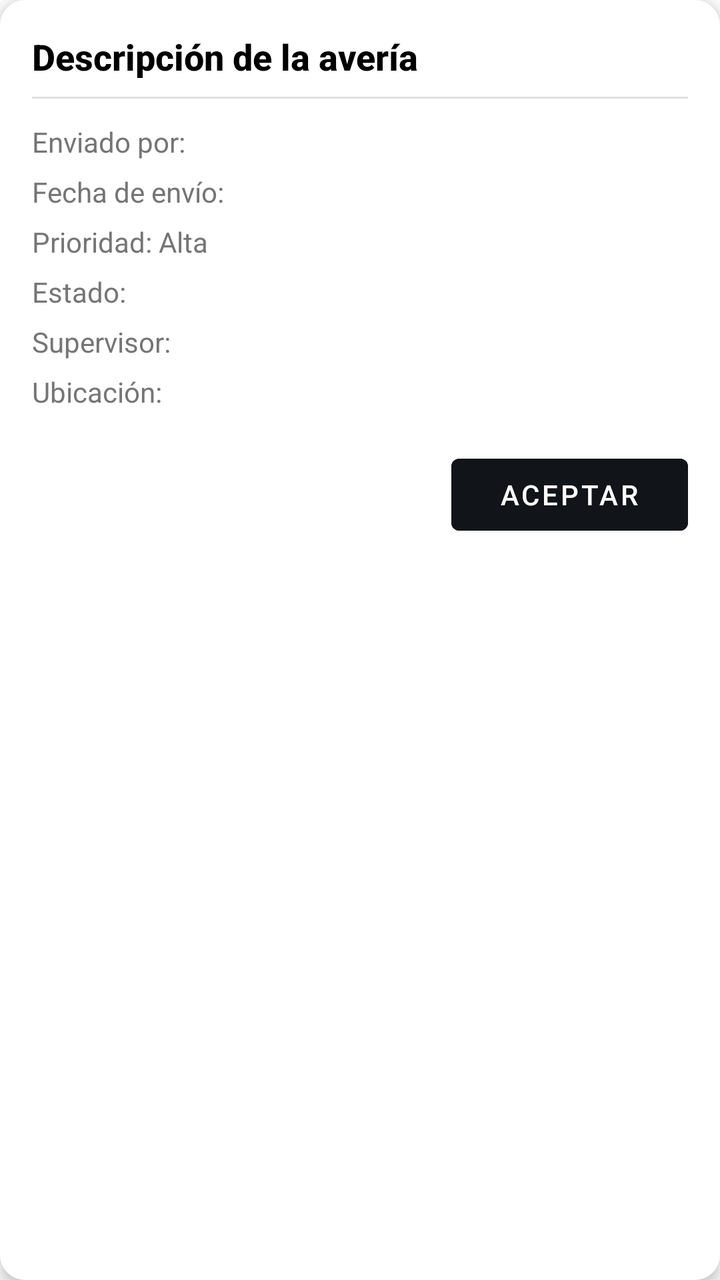
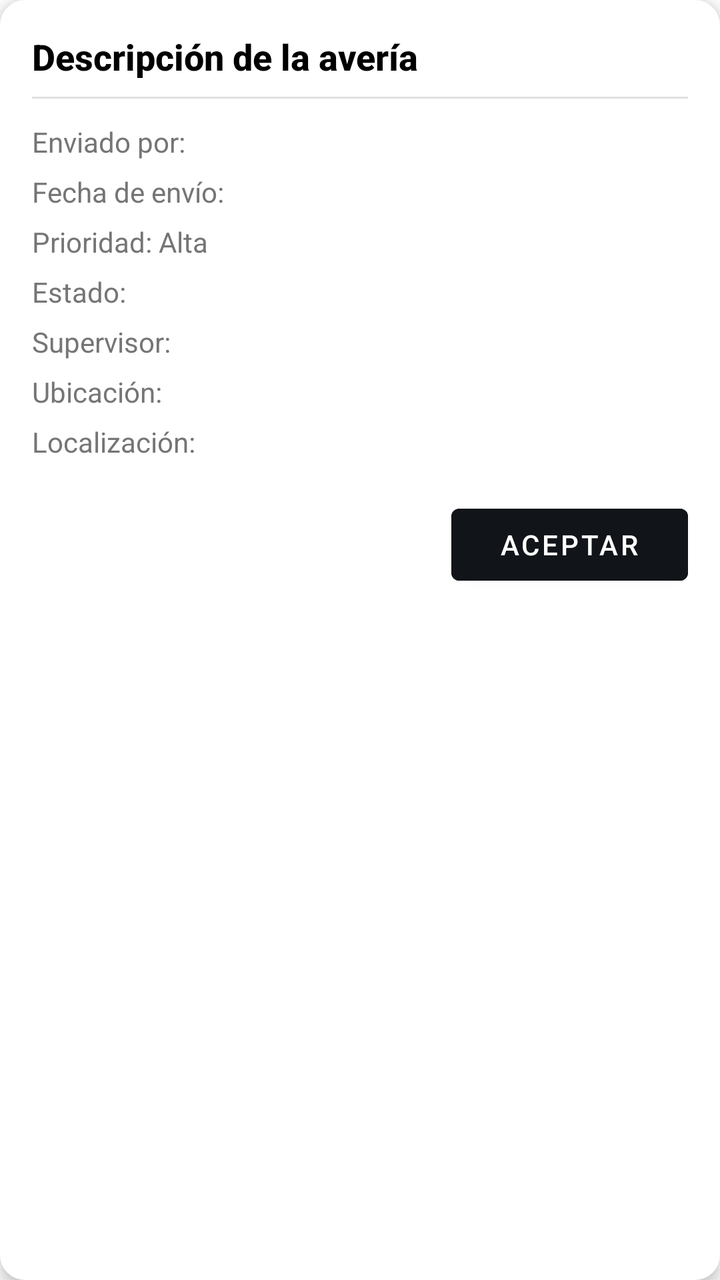

Compare the two renders of this Android layout. The source of the first and the diff that turns it into the second are given below.
<!-- AndroidManifest.xml: application theme Theme.TecniApp_ICE -->
<!-- res/layout/item_averia.xml -->
<LinearLayout
    xmlns:android="http://schemas.android.com/apk/res/android"
    android:layout_width="match_parent"
    android:layout_height="wrap_content"
    android:orientation="vertical"
    android:background="@drawable/rounded_bg_f0f2f4"
    android:padding="16dp"
    android:elevation="4dp"
    android:layout_marginBottom="12dp"
    android:backgroundTint="#FFFFFF"
    android:layout_margin="8dp">

    
    <TextView
        android:id="@+id/tvDescripcionAveria"
        android:layout_width="match_parent"
        android:layout_height="wrap_content"
        android:text="Descripción de la avería"
        android:textColor="#000000"
        android:textSize="18sp"
        android:textStyle="bold"
        android:fontFamily="sans-serif-medium"
        android:layout_marginBottom="8dp" />

    
    <View
        android:layout_width="match_parent"
        android:layout_height="1dp"
        android:background="#E0E0E0"
        android:layout_marginBottom="12dp" />

    
    <TextView
        android:id="@+id/tvEnviadoPor"
        android:layout_width="wrap_content"
        android:layout_height="wrap_content"
        android:text="Enviado por: "
        android:textColor="#757575"
        android:textSize="14sp"
        android:layout_marginBottom="6dp" />

    <TextView
        android:id="@+id/tvFechaEnvio"
        android:layout_width="wrap_content"
        android:layout_height="wrap_content"
        android:text="Fecha de envío: "
        android:textColor="#757575"
        android:textSize="14sp"
        android:layout_marginBottom="6dp" />

    <TextView
        android:id="@+id/tvPrioridad"
        android:layout_width="wrap_content"
        android:layout_height="wrap_content"
        android:text="Prioridad: Alta"
        android:textColor="#757575"
        android:textSize="14sp"
        android:layout_marginBottom="6dp" />

    <TextView
        android:id="@+id/tvEstado"
        android:layout_width="wrap_content"
        android:layout_height="wrap_content"
        android:text="Estado: "
        android:textColor="#757575"
        android:textSize="14sp"
        android:layout_marginBottom="6dp" />

    <TextView
        android:id="@+id/tvSupervisor"
        android:layout_width="wrap_content"
        android:layout_height="wrap_content"
        android:text="Supervisor: "
        android:textColor="#757575"
        android:textSize="14sp"
        android:layout_marginBottom="6dp" />

    <TextView
        android:id="@+id/tvUbicacion"
        android:layout_width="wrap_content"
        android:layout_height="wrap_content"
        android:text="Ubicación: "
        android:textColor="#757575"
        android:textSize="14sp"
        android:layout_marginBottom="6dp" />

    
    <Button
        android:id="@+id/btnAceptar"
        android:layout_width="wrap_content"
        android:layout_height="wrap_content"
        android:text="Aceptar"
        android:textColor="#FFFFFF"
        android:backgroundTint="#111418"
        android:paddingHorizontal="24dp"
        android:paddingVertical="8dp"
        android:layout_gravity="end"
        android:layout_marginTop="12dp" />

</LinearLayout>
<!-- resources referenced by this layout -->
<resources>
  <!-- drawable rounded_bg_f0f2f4 (drawable) -->
  <?xml version="1.0" encoding="utf-8"?>
  <shape xmlns:android="http://schemas.android.com/apk/res/android"
      android:shape="rectangle">
  
      
      <solid android:color="#F0F2F4"/>
  
      
      <corners android:radius="12dp"/>
  
      
      <stroke
          android:width="1dp"
          android:color="#E0E0E0"/>
  
      
      <padding
          android:left="8dp"
          android:right="32dp"
          android:top="8dp"
          android:bottom="8dp"/>
  </shape>
  <style name="Theme.TecniApp_ICE" parent="Theme.MaterialComponents.Light.NoActionBar">
          
          <item name="colorPrimary">@color/ice_blue</item>
          <item name="colorPrimaryVariant">@color/ice_blue_dark</item>
          <item name="colorOnPrimary">@color/white</item>
  
          
          <item name="colorSecondary">@color/ice_yellow</item>
          <item name="colorSecondaryVariant">@color/ice_yellow_dark</item>
          <item name="colorOnSecondary">@color/black</item>
  
          
          <item name="android:statusBarColor">?attr/colorPrimaryVariant</item>
          <item name="android:navigationBarColor">@color/ice_blue_dark</item>
  
          
          <item name="android:colorBackground">@color/white</item>
          <item name="colorOnBackground">@color/black</item>
  
          
          <item name="colorSurface">@color/white</item>
          <item name="colorOnSurface">@color/black</item>
  
          
          <item name="android:windowBackground">@color/white</item>
          <item name="android:windowNoTitle">true</item>
  
          
          <item name="colorAccent">@color/ice_yellow</item>
  
          
  
      </style>
  <color name="ice_blue">#0071CE</color>
  <color name="ice_blue_dark">#004C8C</color>
  <color name="white">#FFFFFF</color>
  <color name="ice_yellow">#FFDD00</color>
  <color name="ice_yellow_dark">#CCAA00</color>
  <color name="black">#000000</color>
</resources>

<!-- the commit's change to res/layout/item_averia.xml (unified diff, before → after) -->
@@ -6,9 +6,9 @@
     android:background="@drawable/rounded_bg_f0f2f4"
     android:padding="16dp"
     android:elevation="4dp"
+    android:layout_margin="8dp"
     android:layout_marginBottom="12dp"
-    android:backgroundTint="#FFFFFF"
-    android:layout_margin="8dp">
+    android:backgroundTint="#FFFFFF">
 
     
     <TextView
@@ -84,6 +84,15 @@
         android:textSize="14sp"
         android:layout_marginBottom="6dp" />
 
+    <TextView
+        android:id="@+id/tvLocalizacion"
+        android:layout_width="wrap_content"
+        android:layout_height="wrap_content"
+        android:text="Localización: "
+        android:textColor="#757575"
+        android:textSize="14sp"
+        android:layout_marginBottom="6dp" />
+
     
     <Button
         android:id="@+id/btnAceptar"
